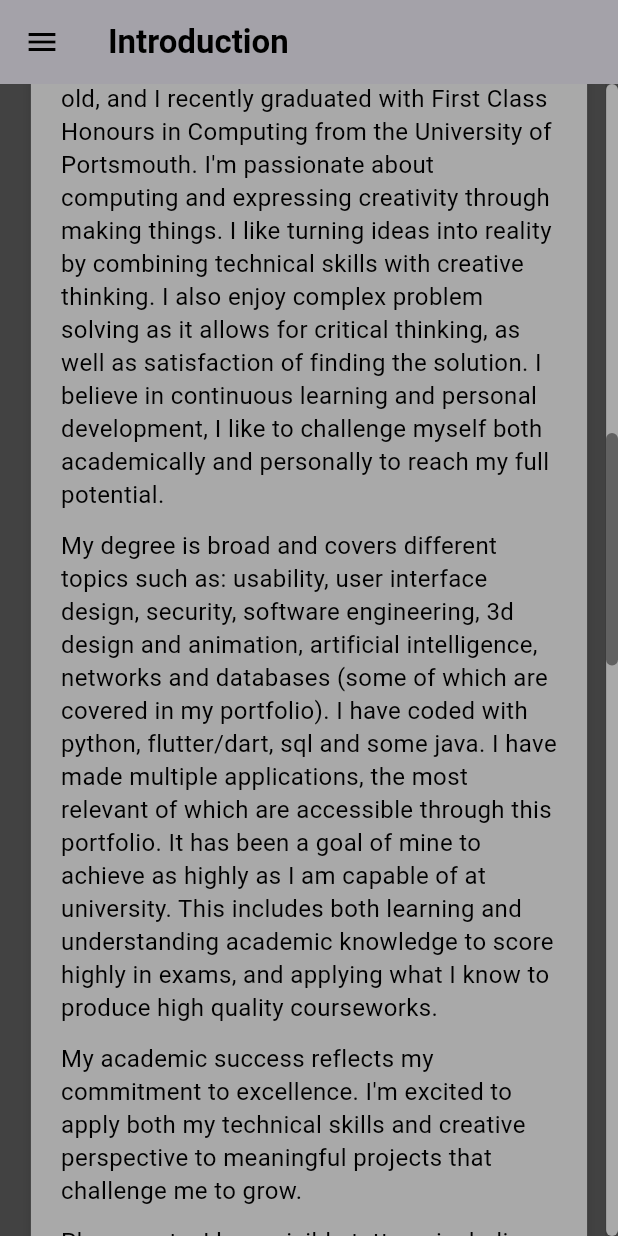
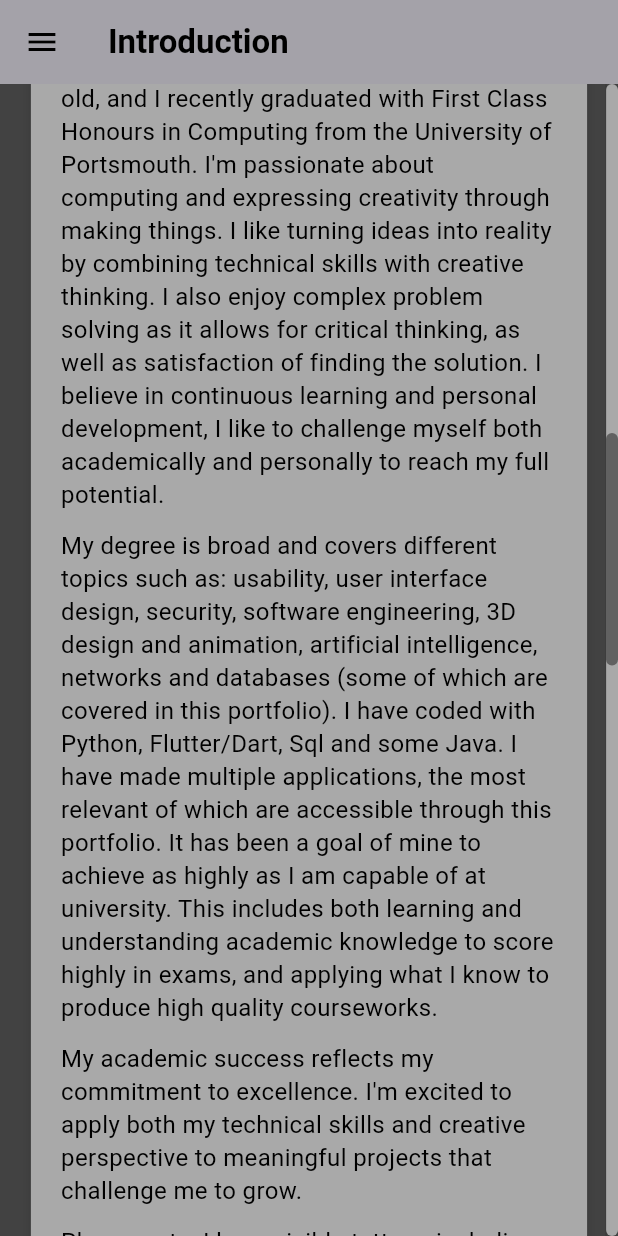
Before and after one commit to harrytmiller/portfolio, a Flutter app: the screen it shows after launch, scrolled down 1152 dp, on a phone screen of 412 x 824 dp. Run offline on Flutter 3.47's test engine with Material 3 defaults, Android fonts, the phone set to English and light mode, and no system bars; our stand-ins replace video_player; missing offline and left inert: dart:html.

```diff
--- a/lib/pages/intro.dart
+++ b/lib/pages/intro.dart
@@ -223,7 +223,7 @@ class _IntroState extends State<Intro> {
                     ),
                     SizedBox(height: 12),
                     Text(
-                      '• Introduction: Portfolio introduction, personal introduction, curriculum vitae and grade breakdown',
+                      '• Introduction: Portfolio Introduction, Personal Introduction, Curriculum Vitae and Grade Breakdown',
                       style: TextStyle(fontSize: 16, color: Colors.black, height: 1.4),
                     ),
                     SizedBox(height: 6),
@@ -238,7 +238,7 @@ class _IntroState extends State<Intro> {
                     Text(
                       '• Year 3: Projects and coursework completed during my final year at university\n'
                       '       -Dissertaion: Math app showcase page, including screenshots and running prototype\n'
-                      '       -Artificial intelligence: Genetic algorithm and neural networks showcase page, including python coad and output screenshots',
+                      '       -Artificial Intelligence: Genetic algorithm and neural networks showcase page, including Python coad and output screenshots',
                       style: TextStyle(fontSize: 16, color: Colors.black, height: 1.4),
                     ),
                     SizedBox(height: 6),
@@ -270,7 +270,7 @@ class _IntroState extends State<Intro> {
                     ),
                     SizedBox(height: 12),
                     Text(
-                      'My degree is broad and covers different topics such as: usability, user interface design, security, software engineering, 3d design and animation, artificial intelligence, networks and databases (some of which are covered in my portfolio). I have coded with python, flutter/dart, sql and some java. I have made multiple applications, the most relevant of which are accessible through this portfolio. It has been a goal of mine to achieve as highly as I am capable of at university. This includes both learning and understanding academic knowledge to score highly in exams, and applying what I know to produce high quality courseworks.',
+                      'My degree is broad and covers different topics such as: usability, user interface design, security, software engineering, 3D design and animation, artificial intelligence, networks and databases (some of which are covered in this portfolio). I have coded with Python, Flutter/Dart, Sql and some Java. I have made multiple applications, the most relevant of which are accessible through this portfolio. It has been a goal of mine to achieve as highly as I am capable of at university. This includes both learning and understanding academic knowledge to score highly in exams, and applying what I know to produce high quality courseworks.',
                       style: TextStyle(fontSize: 16, color: Colors.black, height: 1.4),
                       textAlign: TextAlign.left,
                     ),
@@ -435,7 +435,7 @@ class _IntroState extends State<Intro> {
                             mainAxisAlignment: MainAxisAlignment.spaceBetween,
                             children: [
                               Text('Overall GPA:', style: TextStyle(fontSize: 16, fontWeight: FontWeight.w600)),
-                              Text('[X.XX]', style: TextStyle(fontSize: 16, fontWeight: FontWeight.bold)),
+                              Text('3.99', style: TextStyle(fontSize: 16, fontWeight: FontWeight.bold)),
                             ],
                           ),
                           SizedBox(height: 8),
@@ -443,7 +443,7 @@ class _IntroState extends State<Intro> {
                             mainAxisAlignment: MainAxisAlignment.spaceBetween,
                             children: [
                               Text('Year 2 Average:', style: TextStyle(fontSize: 16, fontWeight: FontWeight.w600)),
-                              Text('74.4%.', style: TextStyle(fontSize: 16, fontWeight: FontWeight.bold)),
+                              Text('74.40%.', style: TextStyle(fontSize: 16, fontWeight: FontWeight.bold)),
                             ],
                           ),
                           SizedBox(height: 8),
@@ -451,7 +451,7 @@ class _IntroState extends State<Intro> {
                             mainAxisAlignment: MainAxisAlignment.spaceBetween,
                             children: [
                               Text('Year 3 Average:', style: TextStyle(fontSize: 16, fontWeight: FontWeight.w600)),
-                              Text('[XX%]', style: TextStyle(fontSize: 16, fontWeight: FontWeight.bold)),
+                              Text('70.00%.', style: TextStyle(fontSize: 16, fontWeight: FontWeight.bold)),
                             ],
                           ),
                         ],
@@ -575,7 +575,7 @@ class _IntroState extends State<Intro> {
                           ),
                           Padding(
                             padding: EdgeInsets.symmetric(vertical: 2),
-                            child: Text('[Grade]', style: TextStyle(fontSize: 16, color: Colors.black), textAlign: TextAlign.right),
+                            child: Text('80.00%', style: TextStyle(fontSize: 16, color: Colors.black), textAlign: TextAlign.right),
                           ),
                         ]),
                         TableRow(children: [
--- a/lib/pages/writeup.dart
+++ b/lib/pages/writeup.dart
@@ -180,7 +180,7 @@ showMenu(
                         Container(
                           padding: EdgeInsets.symmetric(horizontal: 16),
                           child: Text(
-                            'This report examines the usability of the "learnchoralmusic.co.uk" website and documents its redesign. The study employs user centered design methodology including persona development, cognitive walkthroughs, and hierarchical task analysis to evaluate existing usability problems and develop solutions. I completed this study for the design side of my user experience design and implementation module.',
+                            'This report examines the usability of the "learnchoralmusic.co.uk" website and documents its redesign. The study employs user centered design methodology including persona development, cognitive walkthroughs, and hierarchical task analysis to evaluate existing usability problems and develop solutions. I completed this study for the design side of my User Experience Design and Implementation module.',
                             style: TextStyle(fontSize: 16, color: Colors.black),
                             textAlign: TextAlign.center,
                           ),
@@ -242,7 +242,7 @@ showMenu(
                         Container(
                           padding: EdgeInsets.symmetric(horizontal: 16),
                           child: Text(
-                            'This report is from a business information systems security (BISS) perspective and analyses the risks and benefits of implementing completely keyless car technology, specifically focusing on the Genesis GV60 SUV and its systems that use facial recognition and fingerprint scanners for vehicle access. The study examines hardware vulnerabilities, practical limitations, ethical concerns, and business implications to determine whether the technology represents genuine innovation or a technological gimmick. I completed this report as part of my business information system security module.',
+                            'This report is from a business information systems security (BISS) perspective and analyses the risks and benefits of implementing completely keyless car technology, specifically focusing on the Genesis GV60 SUV and its systems that use facial recognition and fingerprint scanners for vehicle access. The study examines hardware vulnerabilities, practical limitations, ethical concerns, and business implications to determine whether the technology represents genuine innovation or a technological gimmick. I completed this report as part of my Business Information System Security module.',
                             style: TextStyle(fontSize: 16, color: Colors.black),
                             textAlign: TextAlign.center,
                           ),
@@ -304,7 +304,7 @@ showMenu(
                         Container(
                           padding: EdgeInsets.symmetric(horizontal: 16),
                           child: Text(
-                            'This study is on the Portsmouth City Council website (portsmouth.gov.uk) and its usability. I chose usability goals and evaluated if/how the website achieves them. This study focuses on collecting raw data from real peoples controlled experience on the website. The study was completed by 12 subjects. The results have been analysed with visual representations and statistics with their implications determined. I completed this study for my usability testing module.',
+                            'This study is on the Portsmouth City Council website (portsmouth.gov.uk) and its usability. I chose usability goals and evaluated if/how the website achieves them. This study focuses on collecting raw data from real peoples controlled experience on the website. The study was completed by 10 subjects. The results have been analysed with visual representations and statistics with their implications determined. I completed this study for my Usability Testing module.',
                             style: TextStyle(fontSize: 16, color: Colors.black),
                             textAlign: TextAlign.center,
                           ),
@@ -366,7 +366,7 @@ showMenu(
                         Container(
                           padding: EdgeInsets.symmetric(horizontal: 16),
                           child: Text(
-                            'This report examines communication systems in hospital networks, specifically analyzing why they continue using outdated technology like pagers and fax machines despite government bans. The study compares traditional communication methods against modern smart devices, evaluating factors including security, usability, quality of service, costs, implementation challenges, reliability, and fault tolerance. I completed this report as part of my advanced networks module.',
+                            'This report examines communication systems in hospital networks, specifically analyzing why they continue using outdated technology like pagers and fax machines despite government bans. The study compares traditional communication methods against modern smart devices, evaluating factors including security, usability, quality of service, costs, implementation challenges, reliability, and fault tolerance. I completed this report as part of my Advanced Networks module.',
                             style: TextStyle(fontSize: 16, color: Colors.black),
                             textAlign: TextAlign.center,
                           ),
--- a/lib/pages/year2.dart
+++ b/lib/pages/year2.dart
@@ -144,7 +144,7 @@ showMenu(
                         Container(
                           padding: EdgeInsets.symmetric(horizontal: 16),
                           child: Text(
-                            'This page showcases my 3D design and animation project completed as one of my university courseworks. The project explores key aspects of both design and animation including modeling, texturing, lighting, rigging and animation using autodesk\'s 3Ds Max.',
+                            'This page showcases my 3D design and animation project completed as one of my university courseworks. The project explores key aspects of both design and animation including modeling, texturing, lighting, rigging and animation using Autodesk\'s 3Ds Max.',
                             style: TextStyle(fontSize: 16, color: Colors.black),
                             textAlign: TextAlign.center,
                           ),
--- a/lib/pages/year2/DesignAnimate.dart
+++ b/lib/pages/year2/DesignAnimate.dart
@@ -369,19 +369,19 @@ class _DesignState extends State<Design> {
                           child: Column(
                             children: [
                               Text(
-                                '-The \'View design write up\' button will open a pdf file that documents my design process in a new tab.',
+                                '-The \'View Design Write Up\' button will open a pdf file that documents my design process in a new tab.',
                                 style: TextStyle(fontSize: 16, color: Colors.black),
                                 textAlign: TextAlign.center,
                               ),
                               SizedBox(height: 12),
                               Text(
-                                '-The \'View animation write up\' button will open a pdf file that documents my animation process in a new tab.',
+                                '-The \'View Animation Write Up\' button will open a pdf file that documents my animation process in a new tab.',
                                 style: TextStyle(fontSize: 16, color: Colors.black),
                                 textAlign: TextAlign.center,
                               ),
                               SizedBox(height: 12),
                               Text(
-                                '-The \'Download submission folder\' button will download my submission folder. This folder contains: intermediate and final .max files, both animation and design write ups, supporting files, rederings, and screenshots of rigged model poses.',
+                                '-The \'Download Submission Folder\' button will download my submission folder. This folder contains: intermediate and final .max files, both animation and design write ups, supporting files, rederings, and screenshots of rigged model poses.',
                                 style: TextStyle(fontSize: 16, color: Colors.black),
                                 textAlign: TextAlign.center,
                               ),
--- a/lib/pages/year2/app.dart
+++ b/lib/pages/year2/app.dart
@@ -143,7 +143,7 @@ class _AppState extends State<App> {
                       Container(
                         padding: EdgeInsets.symmetric(horizontal: 0, vertical: 8),
                         child: Text(
-                          'This is the first app I ever made. I made a decision map based movie recommender. I made it during my second year at university and It was completed for the implementation side of my user experience design and implementation module. I made the app on flutter/dart and it uses a CSV decision map. Each row in the CSV represents a node containing text, image path and navigation IDs for different user choices (yes/no/back/restart). Below is a link to a running prototype of the app as well as screenshots of the interface and CSV file. I made some changes after submission as when I made this I was new to software engineering and I was still experimenting with building Interfaces and making apps.',
+                          'This is the first app I ever made. I made a decision map based movie recommender. I made it during my second year at university and It was completed for the implementation side of my User Experience Design and Implementation module. I made the app using Flutter/Dart and it uses a CSV decision map. Each row in the CSV represents a node containing text, image path and navigation IDs for different user choices (yes/no/back/restart). Below is a link to a running prototype of the app as well as screenshots of the interface and CSV file. I made some changes after submission as when I made this I was new to software engineering and I was still experimenting with building Interfaces and making apps.',
                           style: TextStyle(
                             fontSize: 16,
                             color: Colors.black,
--- a/lib/pages/year2/setap.dart
+++ b/lib/pages/year2/setap.dart
@@ -214,7 +214,7 @@ class _SetupState extends State<Setup> {
 
 
                                                    Text(
-                                'This page showcases my software engineering theory and practice project completed as one of my university courseworks. For the planning of this project I worked in a group of 6 however one of our teammates did not participate in implementation, testing or review so for these parts we were a group of 5. We first chose the topic of sustainability then decided to make a recipe app. The app would generate recipes that use the ingredients that users enter. The purpose of the app is to reduce wastage by helping users to use the ingredients they have. We named the app Waste Away. We collaborated on the app using a github repository. The app was programmed on flutter/dart with a firebase backend. The recipe generation process uses an API from edamam, and takes ingredients as input and gives recipes as output. User information is stored on firebase including account details and ingredients.',
+                                'This page showcases my software engineering theory and practice project completed as one of my university courseworks. For the planning of this project I worked in a group of 6 however one of our teammates did not participate in implementation, testing or review so for these parts we were a group of 5. We first chose the topic of sustainability then decided to make a recipe app. The app would generate recipes that use the ingredients that users enter. The purpose of the app is to reduce wastage by helping users to use the ingredients they have. We named the app Waste Away. We collaborated on the app using a Github repository. The app was programmed using Flutter/Dart with a Firebase backend. The recipe generation process uses an API from Edamam, and takes ingredients as input and gives recipes as output. User information is stored on Firebase including account details and ingredients.',
                                 style: TextStyle(
                                   fontSize: 16,
                                   color: Colors.black,
@@ -226,7 +226,7 @@ class _SetupState extends State<Setup> {
 
 
                               Text(
-                               'I altered the application by myself after submission before adding it to my portfolio. I improved the recipe generation algorithm. Before my changes it generated 5 recipes but I changed it to generate 8. Before it would only generate recipes that use every ingredient the user has, my changes allowed it to generate recipes with as many ingredients as possible. It will try combinations of all the ingredients, all ingredients - 1 ingredient so on. The recipe generation API was also expired so I had to get a new one. I also changed the firebase API and added a .env file so as not to post my API keys online. I also removed features that I did not think should be included: ability for users to add their own faqs, and ability for users to add their own recipes (as these recipes were not used in the recipe generation algorithm).',
+                               'I altered the application by myself after submission before adding it to my portfolio. I improved the recipe generation algorithm. Before my changes it generated 5 recipes but I changed it to generate 8. Before it would only generate recipes that use every ingredient the user has, my changes allowed it to generate recipes with as many ingredients as possible. It will try combinations of all the ingredients, all ingredients - 1 ingredient so on. The recipe generation API was also expired so I had to get a new one. I also changed the firebase API. I also removed features that I did not think should be included: ability for users to add their own faqs, and ability for users to add their own recipes (as these recipes were not used in the recipe generation algorithm).',
                                style: TextStyle(
                                   fontSize: 16,
                                   color: Colors.black,
@@ -239,7 +239,7 @@ class _SetupState extends State<Setup> {
                         SizedBox(height: 12),
 
                               Text(
-                               'Below are screenshots of the application and a running prototype. The app was originally made to be a mobile app however the running prototype is a web app. The screenshots show both the mobile and web versions of the application. The screenshots of the mobile version were captured on a pixel 6 emulator with Android 10 as operating system.',
+                               'Below are screenshots of the application and a running prototype. The app was originally made to be a mobile app however the running prototype is a web app. The screenshots show both the mobile and web versions of the application. The screenshots of the mobile version were captured on a Pixel 6 emulator with Android 10 as operating system.',
                                style: TextStyle(
                                   fontSize: 16,
                                   color: Colors.black,
--- a/lib/pages/year3.dart
+++ b/lib/pages/year3.dart
@@ -137,7 +137,7 @@ showMenu(
                         Container(
                           padding: EdgeInsets.symmetric(horizontal: 16),
                           child: Text(
-                            'This page showcases my university dissertation. I created a math app that randomly generates questions based on the national curriculum. I programmed the app predominantly with flutter/dart with a firebase backend.',
+                            'This page showcases my university dissertation. I created a math app that randomly generates questions based on the national curriculum. I programmed the app predominantly with Flutter/Dart with a Firebase backend.',
                             style: TextStyle(fontSize: 16, color: Colors.black),
                             textAlign: TextAlign.center,
                           ),
@@ -216,7 +216,7 @@ showMenu(
                         Container(
                           padding: EdgeInsets.symmetric(horizontal: 16),
                           child: Text(
-                            'This page documents coursework completed for my Artificial Intelligence module. Working as a group of 4, we developed 4 AI applications using python. Each application scenario had set requirements of what it should do.',
+                            'This page documents coursework completed for my Artificial Intelligence module. Working as a group of 4, we developed 4 AI applications using Python. Each application scenario had set requirements of what it should do.',
                             style: TextStyle(fontSize: 16, color: Colors.black),
                             textAlign: TextAlign.center,
                           ),
--- a/lib/pages/year3/Dissertation.dart
+++ b/lib/pages/year3/Dissertation.dart
@@ -204,7 +204,7 @@ class _DissertationState extends State<Dissertation> {
 
                        Container(
                           child: Text(
-                            'This page showcases my university dissertation (the highest weighing project in my final year). I created a math app that randomly generates questions based on the national curriculum. I programmed the app predominantly with flutter/dart with a firebase backend. The app has multiple features including but not limited to: create account, login authentication, randomly generated questions, progress tracking, advanced mode, age appropriate difficulty for all primary school years (1-6) faq, about us, change details, change password and multiple error messages relating to user input. The application has been comprehensively tested with over 90 programmed tests. Small changes as well as additional testing would need to be completed for the app to be deployed for educational purposes, however I do have a running prototype that is linked below. There are also screenshots of interfaces and features below.',
+                            'This page showcases my university dissertation (the highest weighing project in my final year). I created a math app that randomly generates questions based on the national curriculum. I programmed the app predominantly with Flutter/Dart with a Firebase backend. The app has multiple features including but not limited to: create account, login authentication, randomly generated questions, progress tracking, advanced mode, age appropriate difficulty for all primary school years (1-6) faq, about us, change details, change password and multiple error messages relating to user input. The application has been comprehensively tested with over 90 programmed tests. Small changes as well as additional testing would need to be completed for the app to be deployed for educational purposes, however I do have a running prototype that is linked below. There are also screenshots of interfaces and features below.',
                             style: TextStyle(
                               fontSize: 16,
                               color: Colors.black,
--- a/lib/pages/year3/ai.dart
+++ b/lib/pages/year3/ai.dart
@@ -665,7 +665,7 @@ class _AIState extends State<AI> {
                         Container(
                           padding: EdgeInsets.symmetric(horizontal: 16, vertical: 8),
                           child: Text(
-                           'This page documents coursework completed for my Artificial Intelligence module. Working as a group of 4, we developed 4 AI applications using python. Each application scenario had set requirements of what it should do. Parts A and B are genetic algorithms and parts C and D neural networks. All applications include visual representations using matplotlib to show results. All applications run through terminal with interactive prompts allowing users to adjust parameters. Click the buttons below to view the python files with the option to download or copy code. There are also screenshots of the requirements, terminal output, and visual output.',
+                           'This page documents coursework completed for my Artificial Intelligence module. Working as a group of 4, we developed 4 AI applications using Python. Each application scenario had set requirements of what it should do. Parts A and B are genetic algorithms and parts C and D are neural networks. All applications include visual representations using Matplotlib to show results. All applications run through terminal with interactive prompts allowing users to adjust parameters. Click the buttons below to view the Python files with the option to download or copy code. There are also screenshots of the requirements, terminal output, and visual output.',
                             style: TextStyle(
                               fontSize: 16,
                               color: Colors.black,
```
Also changed, not shown: 1 other file.
